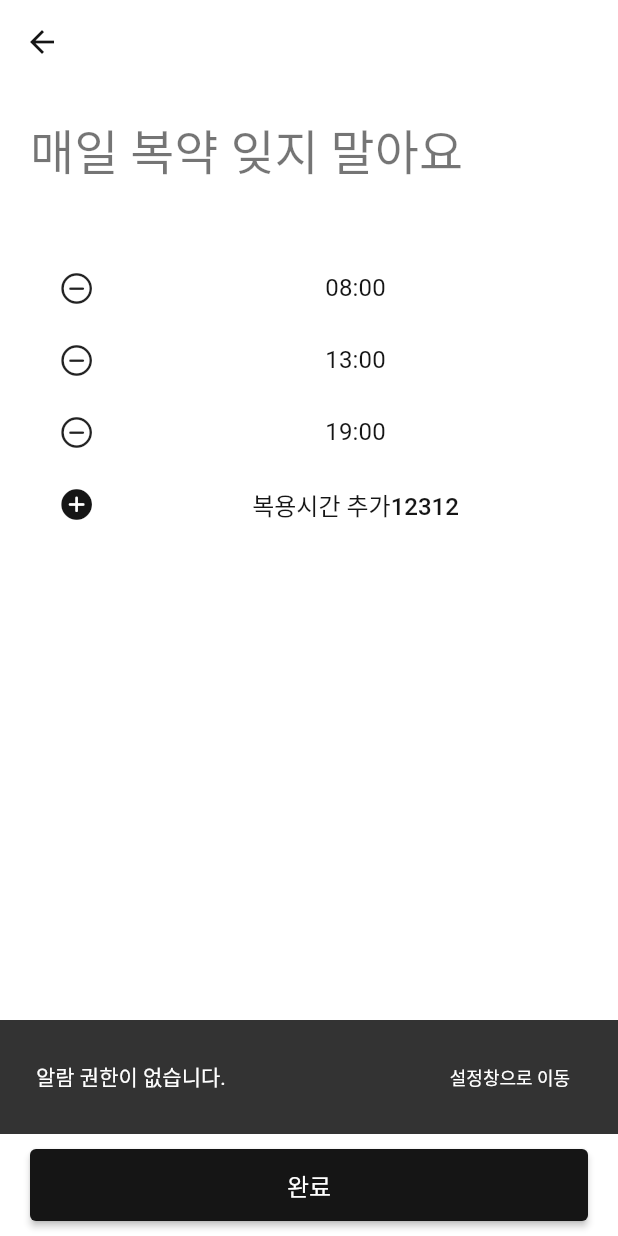
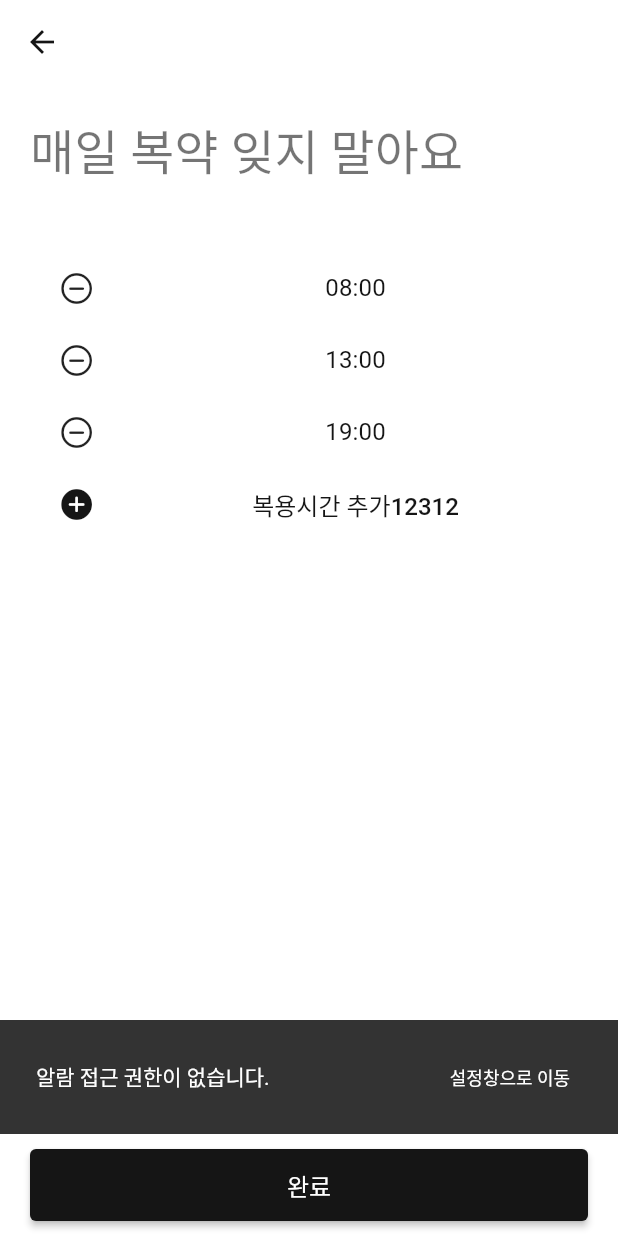
Before and after one commit to SHT-3756/fastcampus_practice, a Flutter app: the AddAlarmPage screen opened directly with empty values, after a tap on "완료", on a phone screen of 412 x 824 dp. Run offline on Flutter 3.47's test engine with Material 2 defaults, Android fonts, the phone set to English and light mode, and no system bars; our stand-ins replace flutter_easyloading, flutter_local_notifications, flutter_native_timezone, fluttertoast, hive, hive_flutter and 4 more; missing offline and left inert: dart:ffi; accounts and stored records are empty; Roboto replaces fonts that are missing (GmarketSansTTF).

Commit message:
feat: custom_widget.dart_알람 추가 기능 컴포넌트로 분리 및 적용(add_medicine_page.dart, add_alarm_page.dart)

```diff
--- a/flutter_application_heetae/lib/components/custom_widget.dart
+++ b/flutter_application_heetae/lib/components/custom_widget.dart
@@ -1,4 +1,5 @@
 import 'package:flutter/material.dart';
+import 'package:permission_handler/permission_handler.dart';
 
 import 'custom_constant.dart';
 
@@ -18,3 +19,16 @@ class BottomSheetBody extends StatelessWidget {
             )));
   }
 }
+
+void showPermissionDenied(BuildContext context,
+    {required String permissionMessage}) {
+  ScaffoldMessenger.of(context).showSnackBar(SnackBar(
+      duration: Duration(seconds: 3),
+      content: Row(
+        mainAxisAlignment: MainAxisAlignment.spaceBetween,
+        children: [
+          Text('$permissionMessage 권한이 없습니다.'),
+          const TextButton(onPressed: openAppSettings, child: Text('설정창으로 이동'))
+        ],
+      )));
+}
--- a/flutter_application_heetae/lib/pages/add_medicine/add_alarm_page.dart
+++ b/flutter_application_heetae/lib/pages/add_medicine/add_alarm_page.dart
@@ -60,16 +60,7 @@ class _AddAlarmPageState extends State<AddAlarmPage> {
       bottomNavigationBar: BottomSubmitButton(
         onPressed: () {
           // 1. 알람 추가
-          ScaffoldMessenger.of(context).showSnackBar(SnackBar(
-              duration: Duration(seconds: 3),
-              content: Row(
-                mainAxisAlignment: MainAxisAlignment.spaceBetween,
-                children: const [
-                  Text('알람 권한이 없습니다.'),
-                  TextButton(
-                      onPressed: openAppSettings, child: Text('설정창으로 이동'))
-                ],
-              )));
+          showPermissionDenied(context, permissionMessage: '알람 접근');
           // 2. 이미지 저장 (로컬)
           // 3. medicine model 추가 (로컬, hive)
         },
--- a/flutter_application_heetae/lib/pages/add_medicine/add_medicine_page.dart
+++ b/flutter_application_heetae/lib/pages/add_medicine/add_medicine_page.dart
@@ -161,6 +161,8 @@ class _MedicineImageButtonState extends State<MedicineImageButton> {
       Navigator.maybePop(context);
     }).onError((error, stackTrace) {
       // show setting
+      Navigator.pop(context);
+      showPermissionDenied(context, permissionMessage: '카메라 및 갤러리 접근');
     });
   }
 }
```
